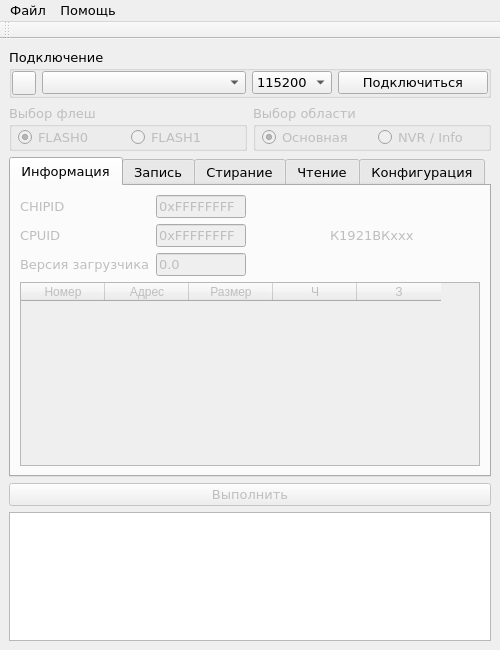
First picture: the form in app/ui/main.ui, repository ntsfv/flasher, before the edit.
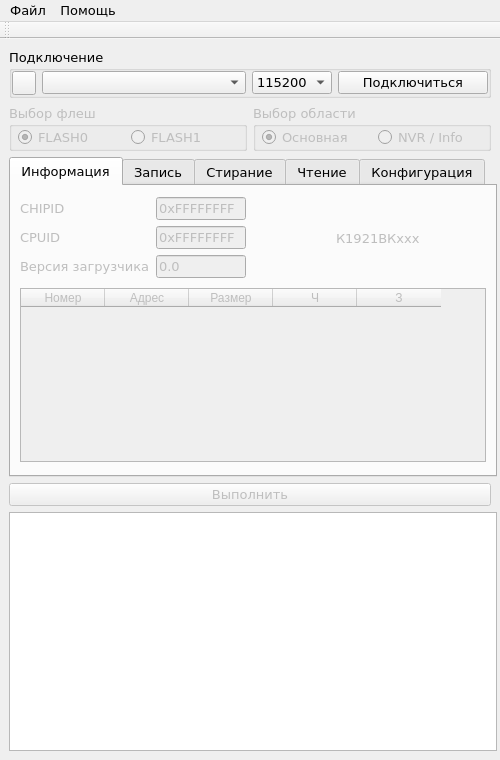
Second picture: the form after the edit. Icons and pictures are not drawn.

Commit message: app: обновил ui

```diff
--- a/app/ui/main.ui
+++ b/app/ui/main.ui
@@ -7,7 +7,7 @@
     <x>0</x>
     <y>0</y>
     <width>500</width>
-    <height>650</height>
+    <height>760</height>
    </rect>
   </property>
   <property name="minimumSize">
@@ -18,7 +18,7 @@
   </property>
   <property name="maximumSize">
    <size>
-    <width>500</width>
+    <width>600</width>
     <height>100000</height>
    </size>
   </property>
@@ -312,16 +312,22 @@
       <property name="enabled">
        <bool>true</bool>
       </property>
+      <property name="sizePolicy">
+       <sizepolicy hsizetype="Preferred" vsizetype="Fixed">
+        <horstretch>0</horstretch>
+        <verstretch>0</verstretch>
+       </sizepolicy>
+      </property>
       <property name="minimumSize">
        <size>
-        <width>0</width>
+        <width>488</width>
         <height>320</height>
        </size>
       </property>
       <property name="maximumSize">
        <size>
         <width>16777215</width>
-        <height>16777215</height>
+        <height>320</height>
        </size>
       </property>
       <property name="font">
@@ -336,6 +342,18 @@
        <property name="enabled">
         <bool>false</bool>
        </property>
+       <property name="sizePolicy">
+        <sizepolicy hsizetype="Preferred" vsizetype="Fixed">
+         <horstretch>0</horstretch>
+         <verstretch>0</verstretch>
+        </sizepolicy>
+       </property>
+       <property name="maximumSize">
+        <size>
+         <width>16777215</width>
+         <height>480</height>
+        </size>
+       </property>
        <attribute name="title">
         <string notr="true">Информация</string>
        </attribute>
@@ -459,6 +477,12 @@
               <height>0</height>
              </size>
             </property>
+            <property name="maximumSize">
+             <size>
+              <width>16777215</width>
+              <height>83</height>
+             </size>
+            </property>
             <property name="text">
              <string notr="true">К1921ВКххх</string>
             </property>
@@ -468,6 +492,18 @@
         </item>
         <item>
          <widget class="QTableWidget" name="tinfo_tbl_flash">
+          <property name="sizePolicy">
+           <sizepolicy hsizetype="Preferred" vsizetype="Preferred">
+            <horstretch>0</horstretch>
+            <verstretch>0</verstretch>
+           </sizepolicy>
+          </property>
+          <property name="maximumSize">
+           <size>
+            <width>10000</width>
+            <height>174</height>
+           </size>
+          </property>
           <property name="editTriggers">
            <set>QAbstractItemView::NoEditTriggers</set>
           </property>
@@ -1434,6 +1470,12 @@
     </item>
     <item>
      <widget class="QPlainTextEdit" name="tedit_log">
+      <property name="minimumSize">
+       <size>
+        <width>488</width>
+        <height>129</height>
+       </size>
+      </property>
       <property name="maximumSize">
        <size>
         <width>16777215</width>
```
Left out of the diff: 26 changed lines with no effect on the pictures. The commit also changes 1 other file.
